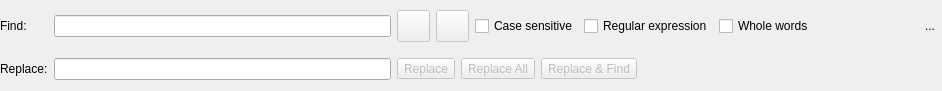
Above: libs/libgui/ui/widgets/findreplacewidget.ui from pgmodeler/pgmodeler before the change. Below: the same form after it.
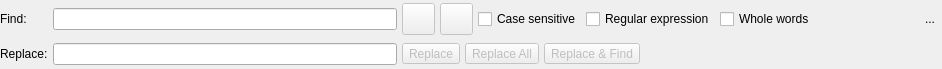
That is the form after the change. Icons and pictures are not drawn.

Commit message: Adjusted the layouts spacing in ui/tools/* and ui/widget/*

What changed in the file:
```diff
--- a/libs/libgui/ui/widgets/findreplacewidget.ui
+++ b/libs/libgui/ui/widgets/findreplacewidget.ui
@@ -7,7 +7,7 @@
     <x>0</x>
     <y>0</y>
     <width>942</width>
-    <height>91</height>
+    <height>69</height>
    </rect>
   </property>
   <property name="sizePolicy">
@@ -32,6 +32,9 @@
    <property name="bottomMargin">
     <number>0</number>
    </property>
+   <property name="spacing">
+    <number>5</number>
+   </property>
    <item row="0" column="0">
     <widget class="QLabel" name="find_lbl">
      <property name="minimumSize">
@@ -54,6 +57,9 @@
    </item>
    <item row="0" column="2">
     <layout class="QHBoxLayout" name="horizontalLayout">
+     <property name="spacing">
+      <number>5</number>
+     </property>
      <item>
       <widget class="QToolButton" name="previous_tb">
        <property name="enabled">
@@ -240,6 +246,9 @@
       </size>
      </property>
      <layout class="QHBoxLayout" name="horizontalLayout_3">
+      <property name="spacing">
+       <number>5</number>
+      </property>
       <property name="leftMargin">
        <number>0</number>
       </property>
@@ -254,6 +263,9 @@
       </property>
       <item>
        <layout class="QHBoxLayout" name="horizontalLayout_2">
+        <property name="spacing">
+         <number>5</number>
+        </property>
         <item>
          <widget class="QToolButton" name="replace_tb">
           <property name="enabled">
```
The commit also changes 41 other files.
